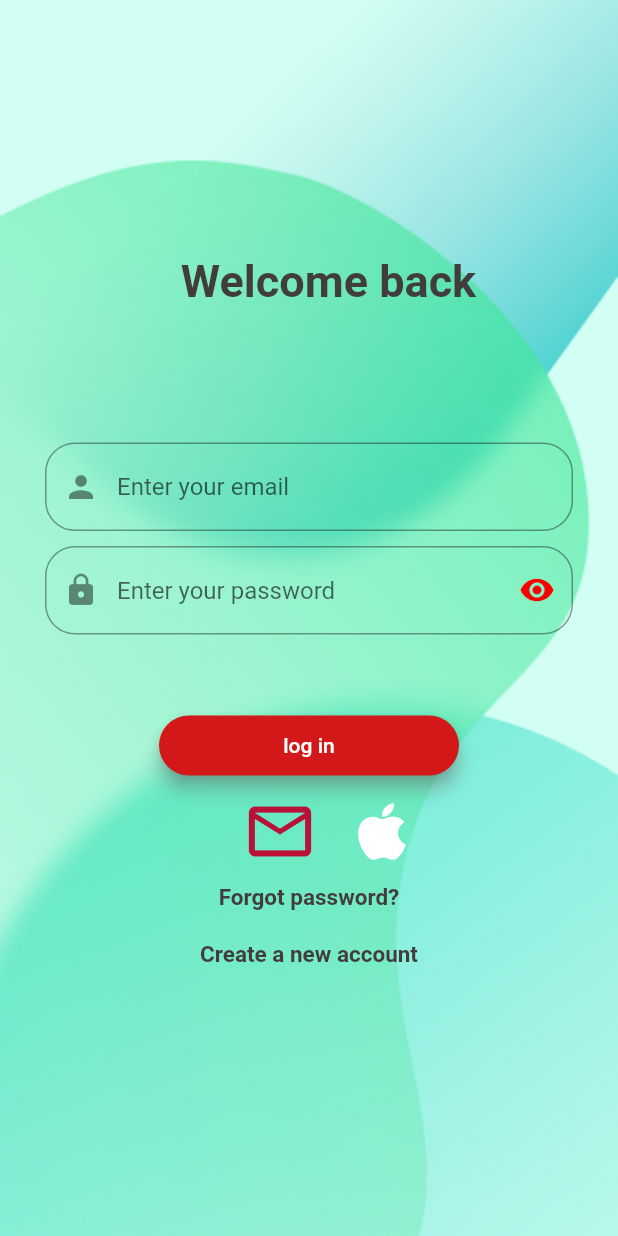
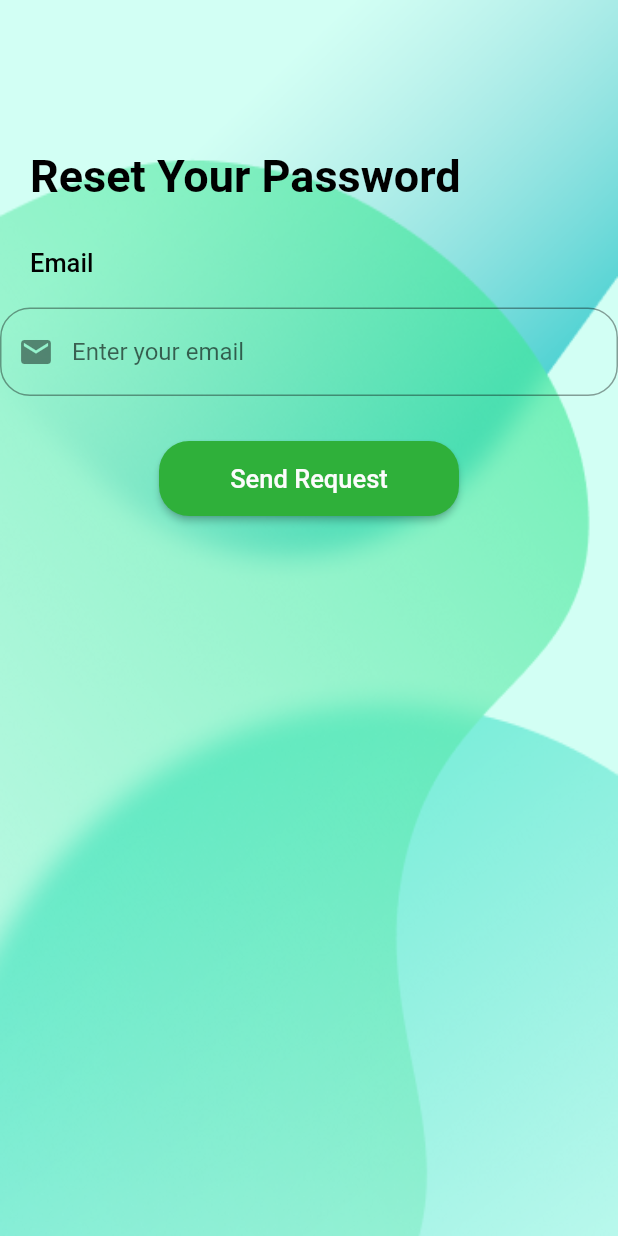
Before and after one commit to ademNr/pourAziz, a Flutter app: the screen it shows after launch, on a phone screen of 412 x 824 dp. Run offline on Flutter 3.47's test engine with Material 2 defaults, Android fonts, the phone set to English and light mode, and no system bars; our stand-ins replace awesome_dialog, cloud_firestore, firebase_auth, firebase_core, get, google_sign_in; accounts and stored records are empty.

Commit message:
add modif

```diff
--- a/frontend/lib/main.dart
+++ b/frontend/lib/main.dart
@@ -2,6 +2,8 @@ import 'package:firebase_core/firebase_core.dart';
 import 'package:flutter/material.dart';
 import 'package:frontend/view/auth/register_screen.dart';
 import 'package:get/get.dart';
+
+import 'view/auth/reset.dart';
 
 /*import 'package:stfore/page02.dart';*/
 
@@ -21,9 +23,9 @@ class MyApp extends StatelessWidget {
     return GetMaterialApp(
       debugShowCheckedModeBanner: false,
       initialRoute: '/page',
-      theme: ThemeData(primaryColor: Color.fromARGB(255, 88, 16, 16)),
+      theme: ThemeData(primaryColor: Color.fromARGB(255, 255, 20, 20)),
       getPages: [
-        GetPage(name: '/page', page: () => const login()),
+        GetPage(name: '/page', page: () => const RestPassword()),
       ],
     );
   }
--- /dev/null
+++ b/frontend/lib/view/auth/reset.dart
@@ -0,0 +1,122 @@
+// ignore_for_file: prefer_const_constructors
+
+import 'package:firebase_auth/firebase_auth.dart';
+import 'package:flutter/material.dart';
+import 'package:frontend/model/commun/text_style.dart';
+import 'package:get/get.dart';
+
+import '../../controller/homecontroller.dart';
+import '../../model/commun/decoration.dart';
+import 'signin_screen.dart';
+
+class RestPassword extends StatefulWidget {
+  const RestPassword({Key? key}) : super(key: key);
+
+  @override
+  State<RestPassword> createState() => _RestPasswordState();
+}
+
+class _RestPasswordState extends State<RestPassword> {
+  TextEditingController email = TextEditingController();
+  GlobalKey<FormState> formstate = GlobalKey<FormState>();
+
+  @override
+  Widget build(BuildContext context) {
+    var mwd = MediaQuery.of(context).size.width;
+    var mhd = MediaQuery.of(context).size.height;
+
+    return Scaffold(
+      resizeToAvoidBottomInset: true,
+      body: SafeArea(
+        child: Stack(
+          children: [
+            Container(
+              height: mhd,
+              decoration: const BoxDecoration(
+                image: DecorationImage(
+                  image: AssetImage('assets/image/bg_login.jpg'),
+                  fit: BoxFit.fill,
+                ),
+              ),
+            ),
+            Column(
+                mainAxisAlignment: MainAxisAlignment.start,
+                crossAxisAlignment: CrossAxisAlignment.start,
+                children: [
+                  const Padding(
+                    padding: EdgeInsets.only(top: 100, left: 20),
+                    child: Text(
+                      'Reset Your Password',
+                      style: TextStyle(
+                          color: Color.fromARGB(255, 0, 0, 0),
+                          fontWeight: FontWeight.w600,
+                          fontSize: 30),
+                    ),
+                  ),
+                  SizedBox(
+                    height: 30,
+                  ),
+                  Padding(
+                    padding: const EdgeInsets.symmetric(horizontal: 20),
+                    child: Text(
+                      'Email',
+                      style: TextStyle(
+                          color: Color.fromARGB(255, 0, 0, 0),
+                          fontWeight: FontWeight.w500,
+                          fontSize: 17),
+                    ),
+                  ),
+                  SizedBox(
+                    height: 20,
+                  ),
+                  Form(
+                      key: formstate,
+                      child: GetBuilder<homecontroller>(
+                        init: homecontroller(),
+                        builder: (controller) => Column(
+                          children: [
+                            TextFormField(
+                              controller: email,
+                              decoration: decoration_input_txt().deco(
+                                  Icon(Icons.email), "Enter your email", 20.0),
+                              validator: (value) {
+                                if (value!.isEmpty || !isValidEmail(value)) {
+                                  return "your email please";
+                                }
+                              },
+                            ),
+                          ],
+                        ),
+                      )),
+                  SizedBox(
+                    height: 30,
+                  ),
+                  Center(
+                      child: ElevatedButton(
+                          style: ElevatedButton.styleFrom(
+                            foregroundColor: Color.fromARGB(255, 252, 252, 252),
+                            backgroundColor: Color.fromARGB(255, 47, 176, 58),
+                            fixedSize: const Size(200, 50),
+                            shape: RoundedRectangleBorder(
+                              borderRadius: BorderRadius.circular(20),
+                            ),
+                          ),
+                          onPressed: () async {
+                            var formdata = formstate.currentState;
+                            if (formdata!.validate()) {}
+                            /*  await FirebaseAuth.instance
+                                .sendPasswordResetEmail(email: email)
+                                .then((value) => Navigator.of(context).pop());*/
+                            print(email);
+                          },
+                          child: Text(
+                            'Send Request',
+                            style: TextStyle(fontSize: 17),
+                          ))),
+                ]),
+          ],
+        ),
+      ),
+    );
+  }
+}
```
Also changed, not shown: frontend/lib/view/auth/signin_screen.dart (+15 -2 lines), 3 other files.
